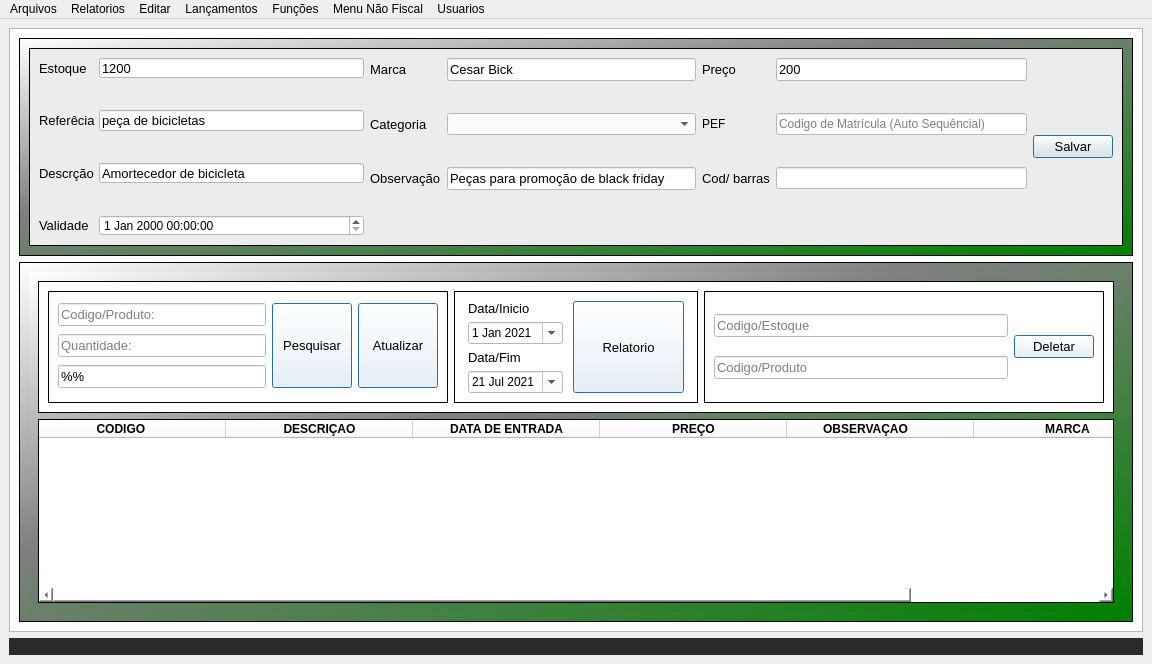
First picture: the form in Views/TelaDefinitiva.ui, repository Weslei25/SistemaDeVendas, before the edit.
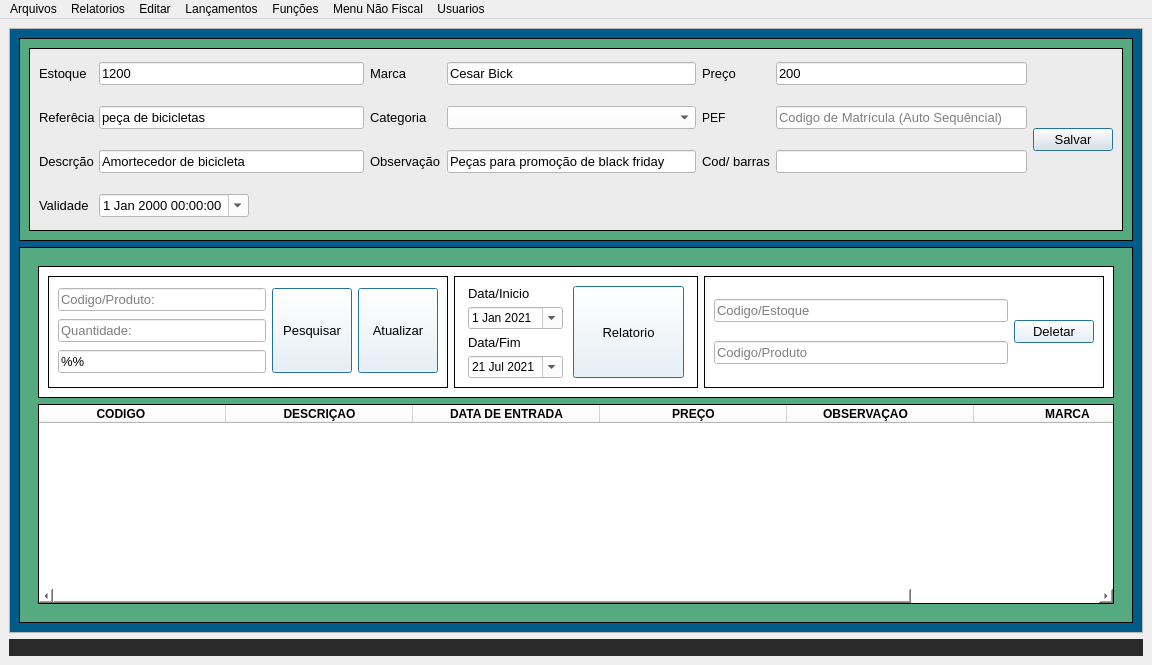
Second picture: the form after the edit. The open tabs and pages were chosen to show the change. Icons and pictures are not drawn.

Patch:
```diff
--- a/Views/TelaDefinitiva.ui
+++ b/Views/TelaDefinitiva.ui
@@ -7,7 +7,7 @@
     <x>0</x>
     <y>0</y>
     <width>1152</width>
-    <height>664</height>
+    <height>665</height>
    </rect>
   </property>
   <property name="windowTitle">
@@ -49,7 +49,7 @@
        <item row="0" column="0">
         <widget class="QStackedWidget" name="stackedWidget">
          <property name="styleSheet">
-          <string notr="true">background-color: rgb(255, 255, 255);</string>
+          <string notr="true">background-color: rgb(0, 91, 136);</string>
          </property>
          <property name="frameShape">
           <enum>QFrame::NoFrame</enum>
@@ -1081,9 +1081,7 @@
            <item row="0" column="0">
             <widget class="QFrame" name="frame_3">
              <property name="styleSheet">
-              <string notr="true">background-color: qlineargradient(x1: 0, y1: 0, x2: 1, y2: 1,stop: 0 white, stop: 0.4 gray,stop: 1 green);
-
-</string>
+              <string notr="true">background-color: rgb(85, 170, 127);</string>
              </property>
              <property name="frameShape">
               <enum>QFrame::Box</enum>
@@ -1097,7 +1095,7 @@
                 <property name="minimumSize">
                  <size>
                   <width>0</width>
-                  <height>190</height>
+                  <height>183</height>
                  </size>
                 </property>
                 <property name="styleSheet">
@@ -1116,7 +1114,7 @@
                     <number>3</number>
                    </property>
                    <property name="verticalSpacing">
-                    <number>32</number>
+                    <number>21</number>
                    </property>
                    <item row="0" column="0">
                     <widget class="QLabel" name="label_113">
@@ -1223,9 +1221,32 @@
                    </item>
                    <item row="3" column="1">
                     <widget class="QDateTimeEdit" name="dateTimeEdit">
+                     <property name="maximumSize">
+                      <size>
+                       <width>150</width>
+                       <height>50</height>
+                      </size>
+                     </property>
+                     <property name="font">
+                      <font>
+                       <pointsize>10</pointsize>
+                      </font>
+                     </property>
                      <property name="styleSheet">
                       <string notr="true">background-color: rgb(255, 255, 255);</string>
                      </property>
+                     <property name="currentSection">
+                      <enum>QDateTimeEdit::DaySection</enum>
+                     </property>
+                     <property name="calendarPopup">
+                      <bool>true</bool>
+                     </property>
+                     <property name="currentSectionIndex">
+                      <number>0</number>
+                     </property>
+                     <property name="timeSpec">
+                      <enum>Qt::TimeZone</enum>
+                     </property>
                     </widget>
                    </item>
                   </layout>
@@ -1233,7 +1254,7 @@
                  <item row="0" column="1">
                   <layout class="QFormLayout" name="formLayout_5">
                    <property name="verticalSpacing">
-                    <number>32</number>
+                    <number>21</number>
                    </property>
                    <item row="0" column="0">
                     <widget class="QLabel" name="label_111">
@@ -1275,6 +1296,11 @@
                        <height>16777215</height>
                       </size>
                      </property>
+                     <property name="font">
+                      <font>
+                       <pointsize>10</pointsize>
+                      </font>
+                     </property>
                      <property name="cursor">
                       <cursorShape>PointingHandCursor</cursorShape>
                      </property>
@@ -1352,7 +1378,7 @@
                  <item row="0" column="2">
                   <layout class="QFormLayout" name="formLayout_6">
                    <property name="verticalSpacing">
-                    <number>32</number>
+                    <number>21</number>
                    </property>
                    <item row="0" column="0">
                     <widget class="QLabel" name="label_108">
@@ -1407,6 +1433,11 @@
                      <property name="enabled">
                       <bool>false</bool>
                      </property>
+                     <property name="font">
+                      <font>
+                       <pointsize>10</pointsize>
+                      </font>
+                     </property>
                      <property name="toolTip">
                       <string>Auto Sequêncial</string>
                      </property>
@@ -1420,6 +1451,11 @@
                    </item>
                    <item row="2" column="1">
                     <widget class="QLineEdit" name="lineEdit_4">
+                     <property name="font">
+                      <font>
+                       <pointsize>10</pointsize>
+                      </font>
+                     </property>
                      <property name="styleSheet">
                       <string notr="true">background-color: rgb(255, 255, 255);</string>
                      </property>
@@ -1502,9 +1538,7 @@
               </size>
              </property>
              <property name="styleSheet">
-              <string notr="true">background-color: qlineargradient(x1: 0, y1: 0, x2: 1, y2: 1,stop: 0 white, stop: 0.4 gray,stop: 1 green);
-
-</string>
+              <string notr="true">background-color: rgb(85, 170, 127);</string>
              </property>
              <property name="frameShape">
               <enum>QFrame::Box</enum>
@@ -7130,6 +7164,7 @@
       </property>
       <property name="font">
        <font>
+        <family>MS Shell Dlg 2</family>
         <pointsize>10</pointsize>
         <weight>75</weight>
         <bold>true</bold>
```
Left out of the diff: 196 changed lines with no effect on the pictures.
